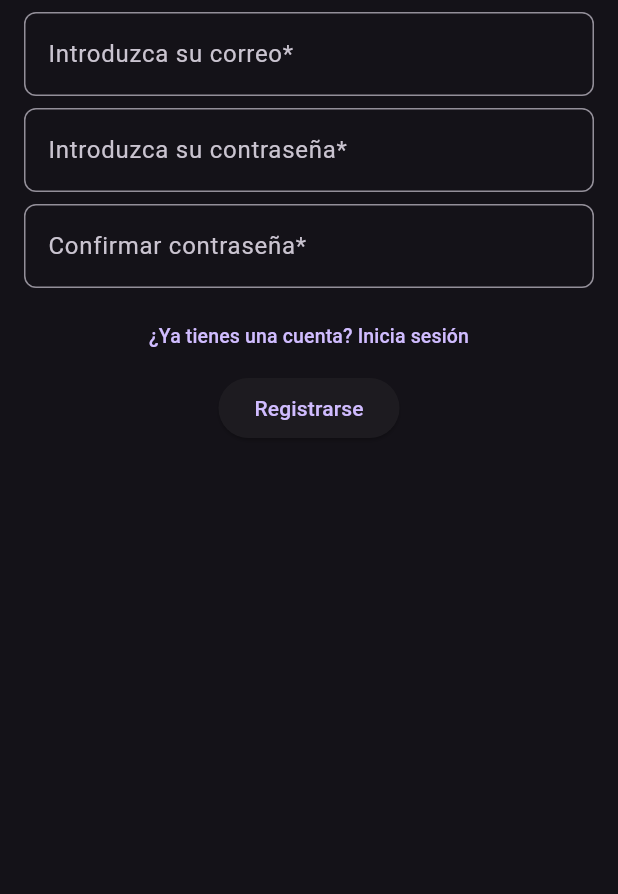
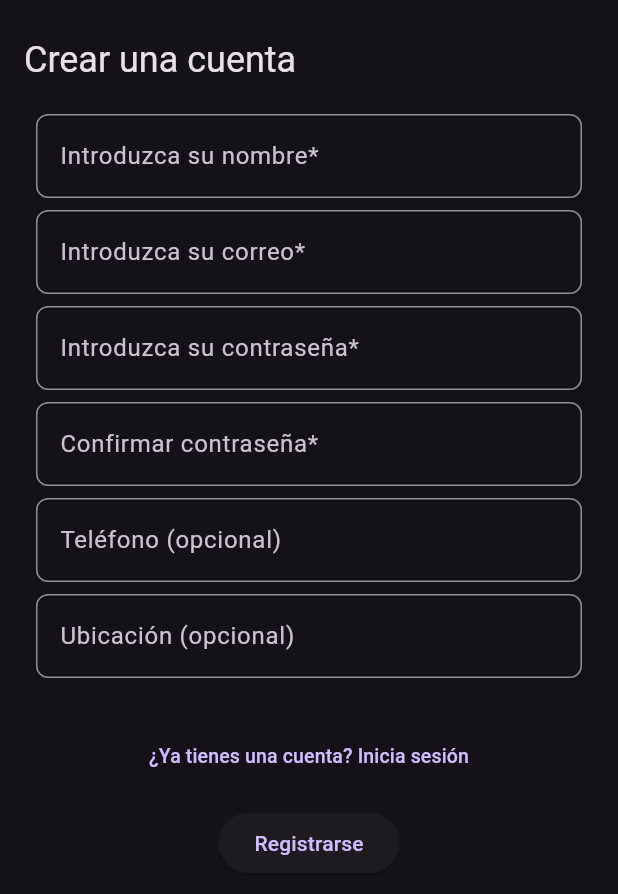
Before and after one commit to Serter998/CarSeek, a Flutter app: the RegisterScreen widget shown alone on an empty page, opened directly, on a phone screen of 412 x 824 dp. Shown: the top 894 px of the screen. Run offline on Flutter 3.47's test engine with Material 3 defaults, Android fonts, the light colour scheme and no system bars; our stand-ins replace dartz, flutter_bloc, flutter_dotenv, get_it, supabase_flutter; accounts and stored records are empty.

Commit message:
Mejoras en pantalla de Registro y corrección en la interfaz de login

```diff
--- a/lib/features/auth/presentation/screens/login_screen.dart
+++ b/lib/features/auth/presentation/screens/login_screen.dart
@@ -15,7 +15,7 @@ class LoginScreen extends StatelessWidget {
       child: Column(
         crossAxisAlignment: CrossAxisAlignment.center,
         children: [
-          InputText(isPassword: false, placeholder: "Introduzca su gmail*"),
+          InputText(isPassword: false, placeholder: "Introduzca su correo*"),
           InputText(isPassword: true, placeholder: "Introduzca su contraseña*"),
           Row(mainAxisAlignment: MainAxisAlignment.center,
             children: [
--- a/lib/features/auth/presentation/screens/register_screen.dart
+++ b/lib/features/auth/presentation/screens/register_screen.dart
@@ -11,23 +11,40 @@ class RegisterScreen extends StatelessWidget {
   @override
   Widget build(BuildContext context) {
     return Padding(
-      padding: const EdgeInsets.all(8.0),
+      padding: const EdgeInsets.symmetric(horizontal: 16.0, vertical: 24.0),
+      child: SingleChildScrollView(
         child: Column(
-        crossAxisAlignment: CrossAxisAlignment.center,
+          crossAxisAlignment: CrossAxisAlignment.start,
           children: [
+            Text("Crear una cuenta", style: Theme.of(context).textTheme.headlineSmall),
+            const SizedBox(height: 20),
+            InputText(isPassword: false, placeholder: "Introduzca su nombre*"),
             InputText(isPassword: false, placeholder: "Introduzca su correo*"),
             InputText(isPassword: true, placeholder: "Introduzca su contraseña*"),
             InputText(isPassword: true, placeholder: "Confirmar contraseña*"),
+            InputText(isPassword: false, placeholder: "Teléfono (opcional)"),
+            InputText(isPassword: false, placeholder: "Ubicación (opcional)"),
+            const SizedBox(height: 20),
             Row(
               mainAxisAlignment: MainAxisAlignment.center,
               children: [
-              RedirectTextButton(function: () {
+                RedirectTextButton(
+                  function: () {
                     context.read<AuthBloc>().add(OnNavigateToLoginEvent());
-              }, text: "¿Ya tienes una cuenta? Inicia sesión"),
+                  },
+                  text: "¿Ya tienes una cuenta? Inicia sesión",
+                ),
               ],
             ),
-          ActionButton(function: null, text: "Registrarse"),
+            const SizedBox(height: 10),
+            Center(
+              child: ActionButton(
+                function: null,
+                text: "Registrarse",
+              ),
+            ),
           ],
+        ),
       ),
     );
   }
```
Also changed, not shown: lib/features/auth/presentation/screens/auth_screen.dart (+11 -1 lines). Lines whose indentation alone changed are shown as unchanged.
